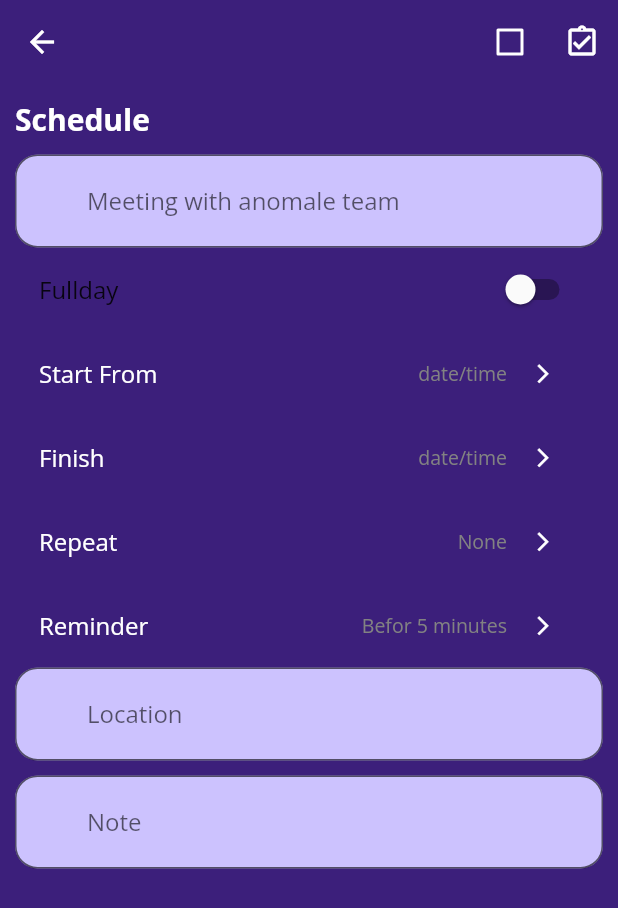
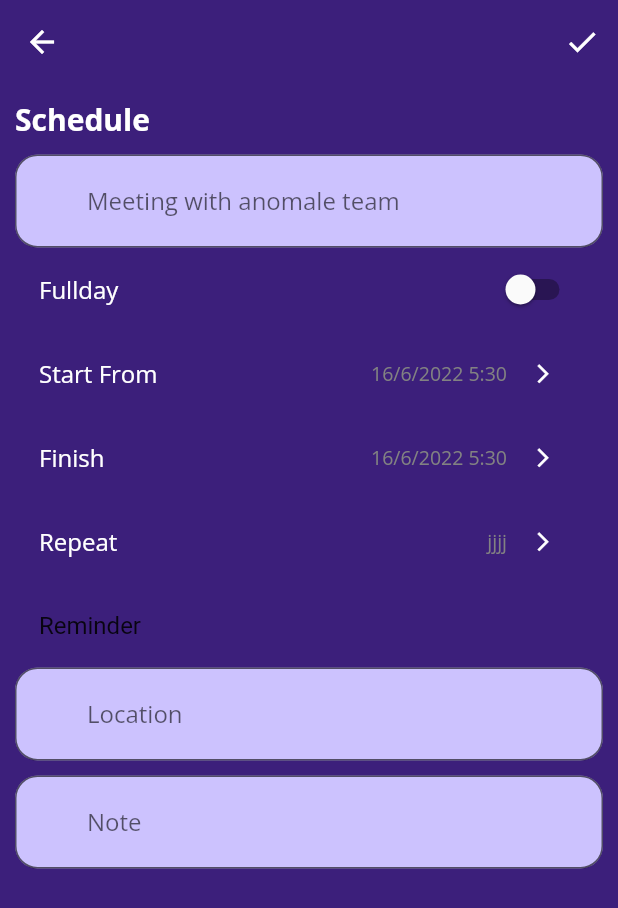
Before and after one commit to rayankatbi/On.Time, a Flutter app: the SchedulDetail screen opened directly, on a phone screen of 412 x 824 dp. Shown: the top 908 px of the screen. Run offline on Flutter 3.47's test engine with Material 2 defaults, Android fonts, the phone set to English and light mode, and no system bars; our stand-ins replace badges, flutter_speed_dial, sqflite, table_calendar; missing offline and left inert: dart:ffi; accounts and stored records are empty.

Commit message:
add schedule detail ui

```diff
--- a/lib/helpers/database_helper.dart
+++ b/lib/helpers/database_helper.dart
@@ -1,6 +1,3 @@
-import 'dart:io';
-
-import 'package:path_provider/path_provider.dart';
 import 'package:sqflite/sqflite.dart';
 import 'package:todoapp/models/note_model.dart';
 import 'package:todoapp/models/schedule_model.dart';
--- a/lib/helpers/schedule_database_helper.dart
+++ b/lib/helpers/schedule_database_helper.dart
@@ -2,15 +2,9 @@ import 'package:sqflite/sqflite.dart';
 import 'package:todoapp/helpers/database_helper.dart';
 import 'package:todoapp/models/schedule_model.dart';
 
-
 class ScheduleDatabaseHelper {
-
   static final ScheduleDatabaseHelper instance = ScheduleDatabaseHelper._init();
   ScheduleDatabaseHelper._init();
-
-  // ScheduleDatabaseHelper._privateConstructor();
-  //  final ScheduleDatabaseHelper instance =
-  //     ScheduleDatabaseHelper._privateConstructor();
 
   Future<List<Schedule>> getSchedule() async {
     Database db = await DataBaseHelper.instance.database;
--- a/lib/models/schedule_model.dart
+++ b/lib/models/schedule_model.dart
@@ -1,7 +1,7 @@
 const String scheduleTable = "Schedule";
 
 class Schedule {
-  final String id;
+  final int? id;
   final String title;
   final bool isFullDay;
   final String  startDate;
--- a/lib/screens/notification_screen.dart
+++ b/lib/screens/notification_screen.dart
@@ -26,7 +26,7 @@ class NotificationScreen extends StatelessWidget {
           itemBuilder: (BuildContext context, int index) {
             return CustomListTile(
               title: 'Dinner with anna',
-              trailTitle: 'date/time',
+             // trailTitle: 'date/time',
             );
           }),
     );
--- a/lib/screens/schedule_detail.dart
+++ b/lib/screens/schedule_detail.dart
@@ -5,6 +5,7 @@ import 'dart:ui';
 import 'package:flutter/material.dart';
 import 'package:todoapp/constant.dart';
 import 'package:todoapp/widgets/custom_listtile.dart';
+import 'package:todoapp/widgets/custom_listtile_date_time_picker.dart';
 import 'package:todoapp/widgets/custom_text.dart';
 import 'package:todoapp/widgets/custom_textfield.dart';
 
@@ -33,23 +34,25 @@ class _SchedulDetailState extends State<SchedulDetail> {
         elevation: 0,
         backgroundColor: Colors.transparent,
         actions: [
-          Checkbox(
-              // checkColor: Colors.white,
-              side: BorderSide(
-                color: Colors.white,
-                width: 2,
-              ),
-              activeColor: Colors.transparent,
-              value: checkedValue,
-              onChanged: (value) {
-                setState(() {
-                  checkedValue = value!;
-                });
-              }),
+          // Checkbox(
+          //     // checkColor: Colors.white,
+          //     side: BorderSide(
+          //       color: Colors.white,
+          //       width: 2,
+          //     ),
+          //     activeColor: Colors.transparent,
+          //     value: checkedValue,
+          //     onChanged: (value) {
+          //       setState(() {
+          //         checkedValue = value!;
+          //       });
+          //     }),
           IconButton(
-            onPressed: () {},
+            onPressed: () {
+
+            },
             icon: Icon(
-              Icons.assignment_turned_in_outlined,
+              Icons.check,
               color: Style.white,
             ),
           ),
@@ -57,6 +60,7 @@ class _SchedulDetailState extends State<SchedulDetail> {
       ),
       body: Padding(
         padding: const EdgeInsets.symmetric(horizontal: 10, vertical: 10),
+        child: SingleChildScrollView(
           child: Column(
             crossAxisAlignment: CrossAxisAlignment.start,
             children: [
@@ -78,6 +82,7 @@ class _SchedulDetailState extends State<SchedulDetail> {
               ListTile(
                 title: CustomText(
                   title: 'Fullday',
+                  color: Colors.white,
                 ),
                 trailing: Switch(
                   activeColor: Style.lightMov,
@@ -89,10 +94,20 @@ class _SchedulDetailState extends State<SchedulDetail> {
                   },
                 ),
               ),
-            CustomListTile(title: 'Start From', trailTitle: 'date/time'),
-            CustomListTile(title: 'Finish', trailTitle: 'date/time'),
-            CustomListTile(title: 'Repeat', trailTitle: 'None'),
-            CustomListTile(title: 'Reminder', trailTitle: 'Befor 5 minutes'),
+              CustomListTileDateTimePicker(
+                title: 'Start From',
+              ),
+              CustomListTileDateTimePicker(
+                title: 'Finish',
+              ),
+              CustomListTile(
+                title: 'Repeat',
+                //trailTitle: 'None',
+              ),
+              ListTile(
+                title: Text('Reminder'),
+              //  trailTitle: 'Befor 5 minutes',
+              ),
               Padding(
                 padding: const EdgeInsets.only(bottom: 10),
                 child: CustomTextField(
@@ -109,6 +124,7 @@ class _SchedulDetailState extends State<SchedulDetail> {
             ],
           ),
         ),
+      ),
     );
   }
 }
--- a/lib/widgets/card_schedule.dart
+++ b/lib/widgets/card_schedule.dart
@@ -21,7 +21,7 @@ class _CardScheduleState extends State<CardSchedule> {
           color: Style.cardColor,
           borderRadius: BorderRadius.circular(15),
         ),
-        padding: EdgeInsets.symmetric(horizontal: 10,vertical:5 ),
+        padding: EdgeInsets.symmetric(horizontal: 10, vertical: 5),
         child: Column(
           children: [
             Row(
--- a/lib/widgets/custom_listtile.dart
+++ b/lib/widgets/custom_listtile.dart
@@ -2,40 +2,93 @@
 
 import 'package:flutter/material.dart';
 import 'package:todoapp/constant.dart';
+import 'package:todoapp/widgets/custom_button.dart';
 import 'package:todoapp/widgets/custom_text.dart';
 
-class CustomListTile extends StatelessWidget {
-  const CustomListTile({
+class CustomListTile extends StatefulWidget {
+  CustomListTile({
     Key? key,
     required this.title,
-    required this.trailTitle,
+    // required this.trailTitle,
   }) : super(key: key);
   final String title;
-  final String trailTitle;
+
+  @override
+  State<CustomListTile> createState() => _CustomListTileState();
+}
+
+class _CustomListTileState extends State<CustomListTile> {
+  List<String> week = [
+    'Saturday',
+    'Sunday',
+    'Monday',
+    'Tuseday',
+    'Wednesday',
+    'Thursday',
+    'Friday',
+  ];
 
   @override
   Widget build(BuildContext context) {
+    bool _checked = false;
+    Future showdialog1(BuildContext context) async {
+      return showDialog(
+          context: context,
+          builder: (BuildContext context) {
+            return AlertDialog(
+              title: CustomText(
+                title: 'Repeat',
+                size: 20,
+                fontWeight: FontWeight.bold,
+              ),
+              content: Column(
+                mainAxisSize: MainAxisSize.min,
+                children: [
+                  for (int i = 0; i < week.length; i++)
+                    CheckboxListTile(
+                        title: CustomText(
+                          title: week[i],
+                        ),
+                        value: _checked,
+                        onChanged: (bool? value) {
+                          setState(() {
+                            _checked = value!;
+                          });
+                        }),
+                  Row(
+                    mainAxisAlignment: MainAxisAlignment.spaceAround,
+                    children: <Widget>[
+                      CustomButton(title: 'Submit',),
+                      CustomButton(title: 'Cancel',),
+
+                    ],
+                  )
+                ],
+              ),
+            );
+          });
+    }
+
     return ListTile(
       title: CustomText(
-        title: title,
+        title: widget.title,
         color: Colors.white,
       ),
       trailing: Row(
         mainAxisSize: MainAxisSize.min,
         children: [
           CustomText(
-            title: trailTitle,
+            title: 'jjjj',
             color: Style.grey,
             size: 13,
           ),
           IconButton(
-            onPressed: () {},
-            icon: Icon(
-              Icons.arrow_forward_ios,
-              size: 15,
-              color: Colors.white,
-            ),
-          ),
+              icon: Icon(
+                Icons.arrow_forward_ios,
+                size: 15,
+                color: Colors.white,
+              ),
+              onPressed: () => showdialog1(context)),
         ],
       ),
     );
--- /dev/null
+++ b/lib/widgets/custom_listtile_date_time_picker.dart
@@ -0,0 +1,87 @@
+// ignore_for_file: prefer_const_constructors
+
+import 'package:flutter/material.dart';
+import 'package:todoapp/constant.dart';
+import 'package:todoapp/widgets/custom_text.dart';
+
+class CustomListTileDateTimePicker extends StatefulWidget {
+  CustomListTileDateTimePicker({
+    Key? key,
+    required this.title,
+    //   required this.trailTitle,
+  }) : super(key: key);
+  final String title;
+  //late final String trailTitle;
+
+  @override
+  State<CustomListTileDateTimePicker> createState() =>
+      _CustomListTileDateTimePickerState();
+}
+
+class _CustomListTileDateTimePickerState
+    extends State<CustomListTileDateTimePicker> {
+  DateTime dateTime = DateTime(2022, 6, 16, 5, 30);
+
+  @override
+  Widget build(BuildContext context) {
+    Future<DateTime?> pickDate() => showDatePicker(
+          context: context,
+          initialDate: dateTime,
+          firstDate: DateTime(1900),
+          lastDate: DateTime(2100),
+        );
+    Future<TimeOfDay?> pickTime() {
+      return showTimePicker(
+        context: context,
+        initialTime: TimeOfDay(
+          hour: dateTime.hour,
+          minute: dateTime.minute,
+        ),
+      );
+    }
+
+    Future pickDateTime() async {
+      DateTime? date = await pickDate();
+      if (date == null) return;
+      TimeOfDay? time = await pickTime();
+      if (time == null) return;
+      var dateTime1 = DateTime(
+        date.year,
+        date.month,
+        date.day,
+        time.hour,
+        time.minute,
+      );
+      // print(dateTime1);
+      // print(time.period);
+      setState(() => dateTime = dateTime1);
+    }
+
+    var trailTitle =
+        '${dateTime.day}/${dateTime.month}/${dateTime.year} ${dateTime.hour}:${dateTime.minute}';
+    return ListTile(
+      title: CustomText(
+        title: widget.title,
+        color: Colors.white,
+      ),
+      trailing: Row(
+        mainAxisSize: MainAxisSize.min,
+        children: [
+          CustomText(
+            title: trailTitle,
+            color: Style.grey,
+            size: 13,
+          ),
+          IconButton(
+            icon: Icon(
+              Icons.arrow_forward_ios,
+              size: 15,
+              color: Colors.white,
+            ),
+            onPressed: pickDateTime,
+          ),
+        ],
+      ),
+    );
+  }
+}
```
Also changed, not shown: lib/screens/note_detail.dart (+10 -10 lines), lib/screens/note_tab.dart (+2 -5 lines), lib/screens/schedule_tab.dart (+14 -0 lines), lib/widgets/custom_button.dart (added, +30 -0 lines). Lines whose indentation alone changed are shown as unchanged.
